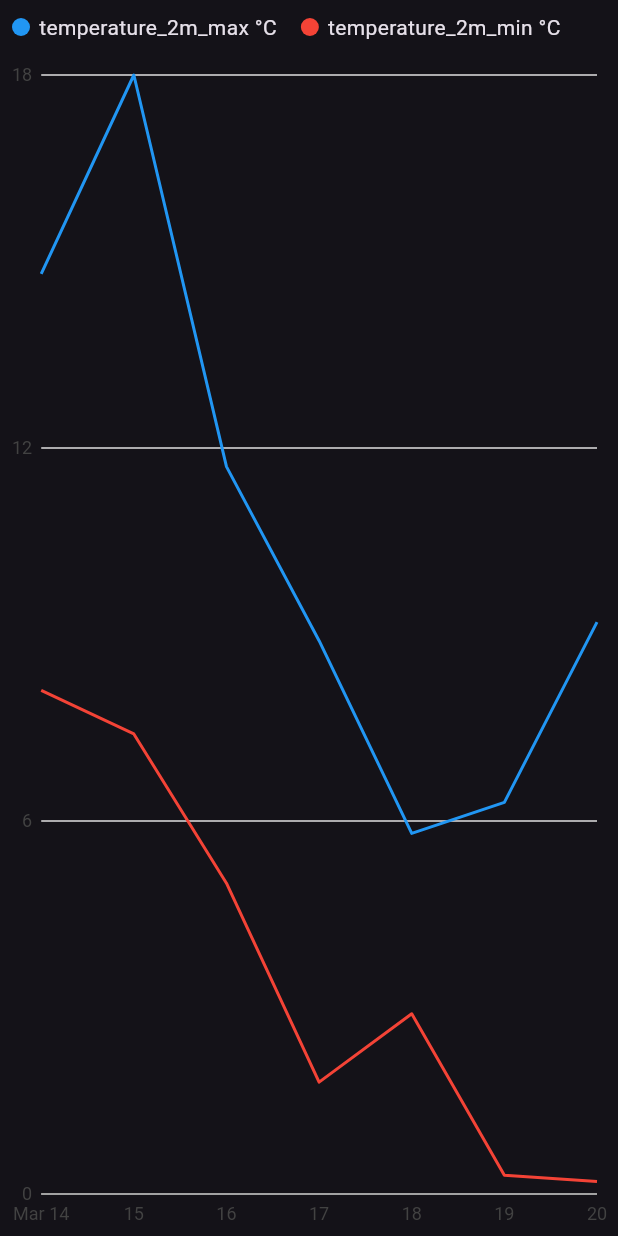
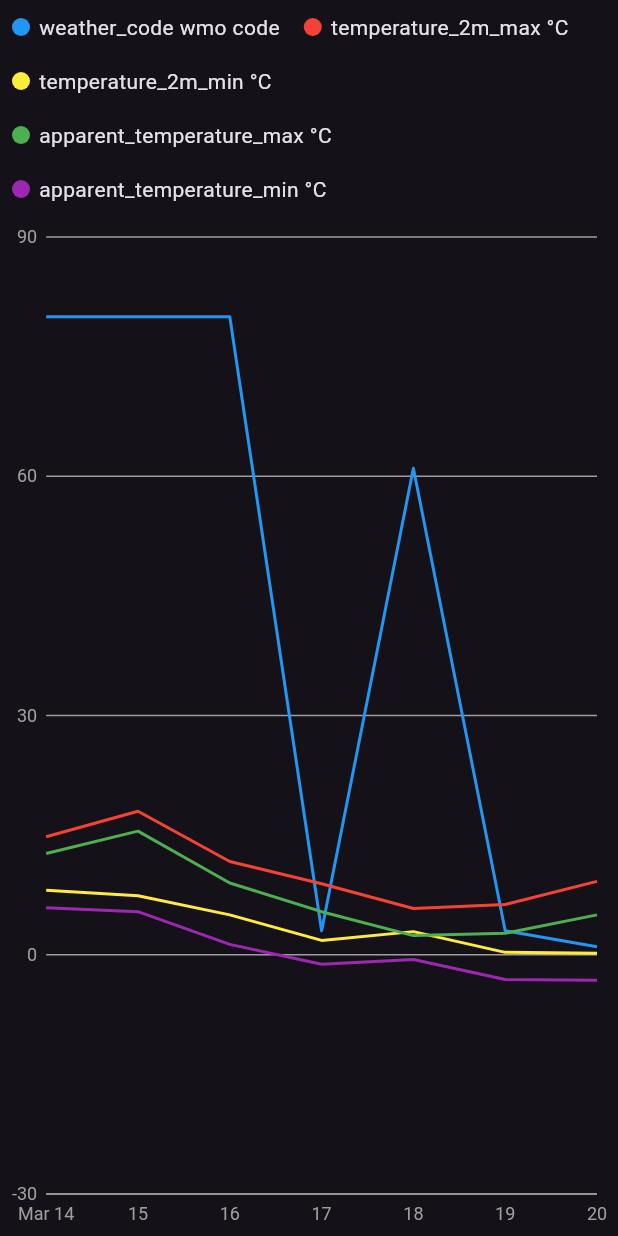
Before and after one commit to AhmadAmerBakran/weather-app, a Flutter app: the screen it shows after launch, on a phone screen of 412 x 824 dp. Run offline on Flutter 3.47's test engine with Material 3 defaults, Android fonts, the phone set to English and light mode, and no system bars; our stand-ins replace community_charts_flutter.

Commit message:
fake data with charts have been implemented

```diff
--- a/assets/chart_data.json
+++ b/assets/chart_data.json
@@ -1 +1 @@
-{"latitude":52.52,"longitude":13.419998,"generationtime_ms":0.048995018005371094,"utc_offset_seconds":3600,"timezone":"Europe/Berlin","timezone_abbreviation":"CET","elevation":38.0,"daily_units":{"time":"iso8601","temperature_2m_max":"°C","temperature_2m_min":"°C"},"daily":{"time":["2024-03-14","2024-03-15","2024-03-16","2024-03-17","2024-03-18","2024-03-19","2024-03-20"],"temperature_2m_max":[14.8,18.0,11.7,8.9,5.8,6.3,9.2],"temperature_2m_min":[8.1,7.4,5.0,1.8,2.9,0.3,0.2]}}
+{"latitude":52.52,"longitude":13.419998,"generationtime_ms":0.21696090698242188,"utc_offset_seconds":3600,"timezone":"Europe/Berlin","timezone_abbreviation":"CET","elevation":38.0,"daily_units":{"time":"iso8601","weather_code":"wmo code","temperature_2m_max":"°C","temperature_2m_min":"°C","apparent_temperature_max":"°C","apparent_temperature_min":"°C"},"daily":{"time":["2024-03-14","2024-03-15","2024-03-16","2024-03-17","2024-03-18","2024-03-19","2024-03-20"],"weather_code":[80,80,80,3,61,3,1],"temperature_2m_max":[14.8,18.0,11.7,8.9,5.8,6.3,9.2],"temperature_2m_min":[8.1,7.4,5.0,1.8,2.9,0.3,0.2],"apparent_temperature_max":[12.7,15.5,9.0,5.4,2.4,2.7,5.0],"apparent_temperature_min":[5.9,5.4,1.3,-1.2,-0.6,-3.1,-3.2]}}
--- a/lib/chart_screen.dart
+++ b/lib/chart_screen.dart
@@ -1,5 +1,6 @@
 import 'package:flutter/material.dart';
 import 'package:community_charts_flutter/community_charts_flutter.dart' as charts;
+import 'package:intl/intl.dart';
 import 'package:provider/provider.dart';
 import 'data_source.dart';
 import 'models/time_series.dart';
@@ -9,6 +10,7 @@ class ChartScreen extends StatelessWidget {
 
   @override
   Widget build(BuildContext context) {
+    final axisColor = charts.MaterialPalette.gray.shadeDefault;
     return Scaffold(
       body: FutureBuilder<WeatherChartData>(
         future: context.read<DataSource>().getChartData(),
@@ -25,6 +27,29 @@ class ChartScreen extends StatelessWidget {
                   data: variable.values,
                 ),
             ],
+            domainAxis: charts.DateTimeAxisSpec(
+              renderSpec: charts.SmallTickRendererSpec(
+                // Tick and Label styling here.
+                labelStyle: charts.TextStyleSpec(color: axisColor),
+                // Change the line colors to match text color.
+                lineStyle: charts.LineStyleSpec(color: axisColor),
+              ),
+              tickFormatterSpec: charts.BasicDateTimeTickFormatterSpec(
+                    (datetime) => DateFormat("E").format(datetime), // Your custom tick format
+              ),
+            ),
+
+
+            /// Assign a custom style for the measure axis.
+            primaryMeasureAxis: charts.NumericAxisSpec(
+              renderSpec: charts.GridlineRendererSpec(
+                // Tick and Label styling here.
+                labelStyle: charts.TextStyleSpec(color: axisColor),
+                // Change the line colors to match text color.
+                lineStyle: charts.LineStyleSpec(color: axisColor),
+              ),
+            ),
+
             animate: true,
             dateTimeFactory: const charts.LocalDateTimeFactory(),
             behaviors: [charts.SeriesLegend()],
--- a/pubspec.yaml
+++ b/pubspec.yaml
@@ -38,6 +38,7 @@ dependencies:
   provider: ^6.1.2
   http: ^1.2.1
   community_charts_flutter: ^1.0.2
+  intl: ^0.18.1
 
 dev_dependencies:
   flutter_test:
```
Also changed, not shown: pubspec.lock.
